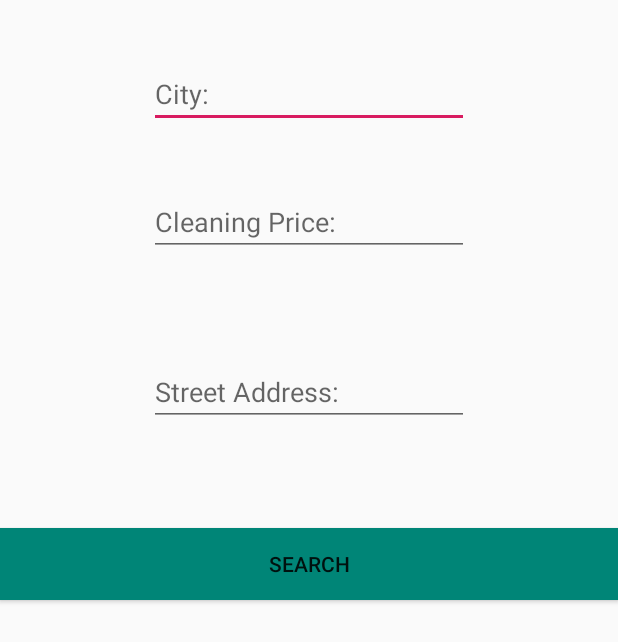
After one commit to blakerd/CleaningHouse, an Android app: the layout activity_search.xml on its own in the app's theme, with its tools: preview values and no code run, on a phone screen of 412 x 824 dp. The commit adds this screen. Shown: the top 642 px of the screen. Run offline under Robolectric (Android 15) with nearby library versions, the phone set to English and light mode, and no system bars.

Commit message:
attempted TODO's for search

```diff
--- /dev/null
+++ b/CleaningHouse-master/app/src/main/res/layout/activity_search.xml
@@ -0,0 +1,46 @@
+<?xml version="1.0" encoding="utf-8"?>
+<LinearLayout xmlns:android="http://schemas.android.com/apk/res/android"
+    android:orientation="vertical" android:layout_width="match_parent"
+    android:layout_height="match_parent">
+    <EditText
+        android:id="@+id/city"
+        android:layout_width="wrap_content"
+        android:layout_height="wrap_content"
+        android:layout_gravity="center"
+        android:layout_marginTop="40dp"
+        android:ems="10"
+        android:hint="City:"
+        android:inputType="textPersonName"
+        android:textColor="#000000" />
+
+    <EditText
+        android:id="@+id/cleaningPrice"
+        android:layout_width="wrap_content"
+        android:layout_height="wrap_content"
+        android:layout_gravity="center"
+        android:layout_marginTop="40dp"
+        android:ems="10"
+        android:hint="Cleaning Price:"
+        android:inputType="textPersonName"
+        android:textColor="#000000" />
+
+    <EditText
+        android:id="@+id/streetAddress"
+        android:layout_width="wrap_content"
+        android:layout_height="wrap_content"
+        android:layout_gravity="center"
+        android:layout_marginTop="68dp"
+        android:ems="10"
+        android:hint="Street Address:"
+        android:inputType="textPersonName"
+        android:textColor="#000000" />
+
+    <Button
+        android:id="@+id/searchButton"
+        android:layout_width="match_parent"
+        android:layout_height="wrap_content"
+        android:layout_marginTop="68dp"
+        android:background="@color/colorPrimary"
+        android:text="Search" />
+
+</LinearLayout>
--- a/CleaningHouse-master/app/src/main/res/layout/activity_upload_new_property_screen.xml
+++ b/CleaningHouse-master/app/src/main/res/layout/activity_upload_new_property_screen.xml
@@ -62,7 +62,6 @@
         android:layout_height="wrap_content"
         android:layout_marginTop="68dp"
         android:background="@color/colorPrimary"
-        android:text="Upload" /><![CDATA[/>
-]]>
+        android:text="Upload" />
 
 </LinearLayout>
```
Also changed, not shown: CleaningHouse-master/app/src/main/java/com/example/researchapp/Search.java (+70 -16 lines).
